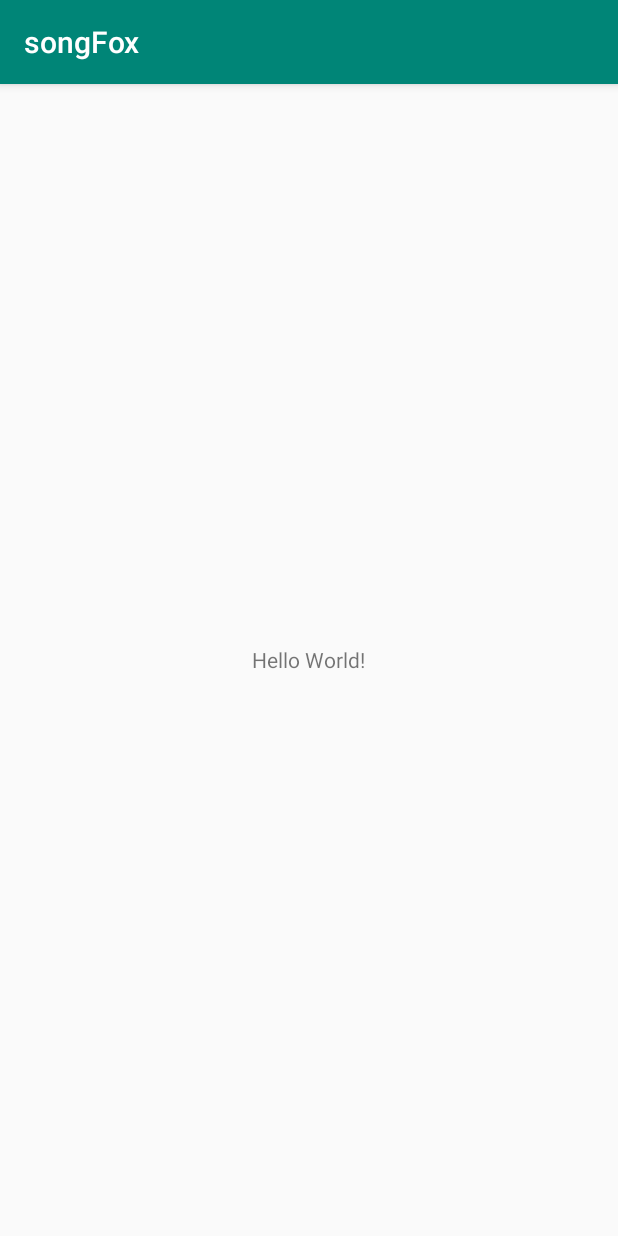
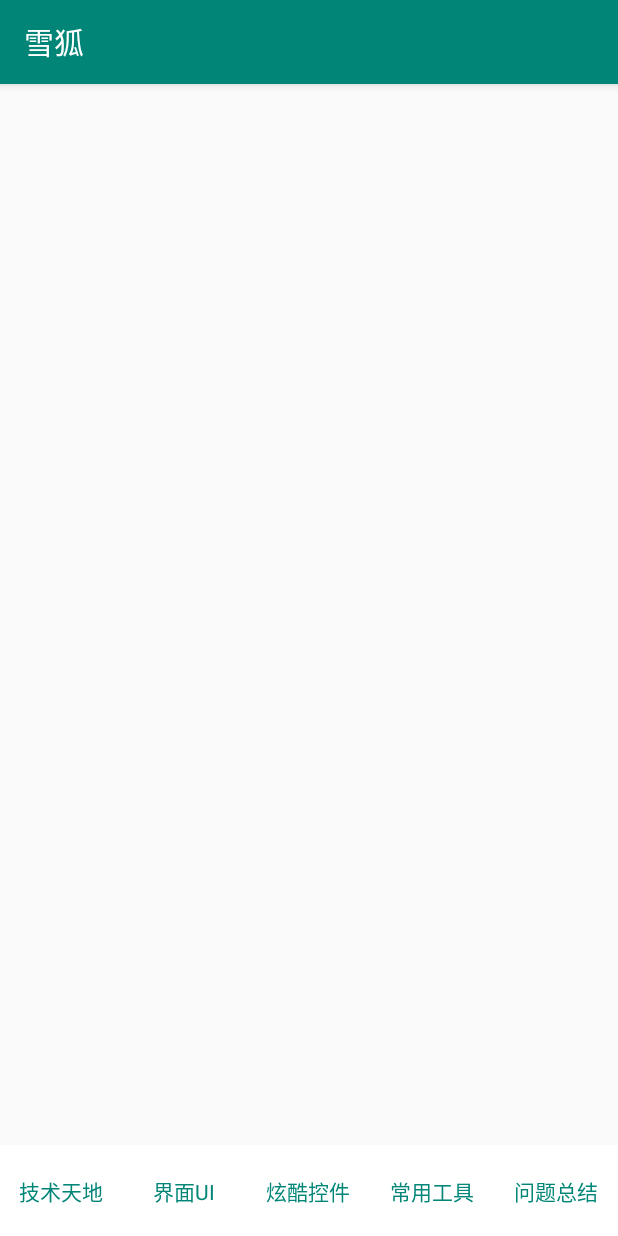
Before and after one commit to CheckTiger/songFox, an Android app: the screen it shows after launch (MainActivity), on a phone screen of 412 x 824 dp. Run offline under Robolectric (Android 15) with nearby library versions, the phone set to English and light mode, and no system bars.

Commit message:
提交底部导航栏文件

```diff
--- a/app/build.gradle
+++ b/app/build.gradle
@@ -16,6 +16,12 @@ android {
             proguardFiles getDefaultProguardFile('proguard-android-optimize.txt'), 'proguard-rules.pro'
         }
     }
+
+    compileOptions {
+        sourceCompatibility JavaVersion.VERSION_1_8
+        targetCompatibility JavaVersion.VERSION_1_8
+    }
+
 }
 
 dependencies {
--- a/app/src/main/AndroidManifest.xml
+++ b/app/src/main/AndroidManifest.xml
@@ -1,5 +1,6 @@
 <?xml version="1.0" encoding="utf-8"?>
 <manifest xmlns:android="http://schemas.android.com/apk/res/android"
+    xmlns:tools="http://schemas.android.com/tools"
     package="cn.sxh.songfox">
 
     <application
@@ -8,6 +9,8 @@
         android:label="@string/app_name"
         android:roundIcon="@mipmap/ic_launcher_round"
         android:supportsRtl="true"
+        tools:replace="android:appComponentFactory"
+        android:appComponentFactory=""
         android:theme="@style/AppTheme">
         <activity android:name=".MainActivity">
             <intent-filter>
--- a/app/src/main/java/cn/sxh/songfox/MainActivity.java
+++ b/app/src/main/java/cn/sxh/songfox/MainActivity.java
@@ -1,13 +1,70 @@
 package cn.sxh.songfox;
 
+import android.os.Bundle;
+import android.support.v4.app.FragmentTransaction;
 import android.support.v7.app.AppCompatActivity;
-import android.os.Bundle;
+import android.util.Log;
+import android.widget.RadioGroup;
 
-public class MainActivity extends AppCompatActivity {
+
+public class MainActivity extends AppCompatActivity implements RadioGroup.OnCheckedChangeListener {
+
+    RadioGroup rg;
+    private FragmentTransaction mTransaction;
 
     @Override
     protected void onCreate(Bundle savedInstanceState) {
         super.onCreate(savedInstanceState);
         setContentView(R.layout.activity_main);
+        initView();
+    }
+
+    private void initView() {
+        setTabSelectFragment(0);
+        rg = findViewById(R.id.rg);
+        rg.setOnCheckedChangeListener(this);
+    }
+
+    private void setTabSelectFragment(int index) {
+        mTransaction = getSupportFragmentManager().beginTransaction();
+        switch (index) {
+            case 0:
+                Log.e("sxh","setTabSelectFragment: --------->>>>>"+index);
+                break;
+            case 1:
+                Log.e("sxh","setTabSelectFragment: --------->>>>>"+index);
+                break;
+            case 2:
+                Log.e("sxh","setTabSelectFragment: --------->>>>>"+index);
+                break;
+            case 3:
+                Log.e("sxh","setTabSelectFragment: --------->>>>>"+index);
+                break;
+            case 4:
+                Log.e("sxh","setTabSelectFragment: --------->>>>>"+index);
+                break;
+        }
+        mTransaction.commit();
+    }
+
+    @Override
+    public void onCheckedChanged(RadioGroup group, int checkedId) {
+        switch (checkedId) {
+            case R.id.technology_zone:
+                setTabSelectFragment(0);
+                break;
+            case R.id.technology_ui:
+                setTabSelectFragment(1);
+                break;
+            case R.id.technology_widget:
+                setTabSelectFragment(2);
+                break;
+            case R.id.technology_tools:
+                setTabSelectFragment(3);
+                break;
+            case R.id.technology_question:
+                setTabSelectFragment(4);
+                break;
+        }
     }
 }
--- a/app/src/main/res/layout/activity_main.xml
+++ b/app/src/main/res/layout/activity_main.xml
@@ -3,12 +3,18 @@
     xmlns:tools="http://schemas.android.com/tools"
     android:layout_width="match_parent"
     android:layout_height="match_parent"
-    android:gravity="center"
+    android:orientation="vertical"
+    android:fitsSystemWindows="true"
     tools:context=".MainActivity">
+    <FrameLayout
+        android:id="@+id/home_content"
+        android:layout_width="match_parent"
+        android:layout_height="0dp"
+        android:layout_weight="1"/>
+    <View
+        android:layout_width="match_parent"
+        android:layout_height="1px"
+        android:background="@color/white"/>
 
-    <TextView
-        android:layout_width="wrap_content"
-        android:layout_height="wrap_content"
-        android:text="Hello World!" />
-
+    <include layout="@layout/main_bottom_radiobutton" />
 </LinearLayout>
--- /dev/null
+++ b/app/src/main/res/layout/main_bottom_radiobutton.xml
@@ -0,0 +1,77 @@
+<?xml version="1.0" encoding="utf-8"?>
+<LinearLayout
+    xmlns:android="http://schemas.android.com/apk/res/android"
+    android:orientation="vertical"
+    android:layout_width="match_parent"
+    android:layout_height="60dp">
+    <RadioGroup
+        android:id="@+id/rg"
+        android:layout_width="match_parent"
+        android:layout_height="match_parent"
+        android:orientation="horizontal"
+        android:background="@color/white">
+
+        <RadioButton
+            android:id="@+id/technology_zone"
+            android:layout_width="0dp"
+            android:layout_height="match_parent"
+            android:layout_weight="1"
+            android:layout_marginTop="5dp"
+            android:layout_marginBottom="5dp"
+            android:button="@null"
+            android:checked="true"
+            android:gravity="center"
+            android:textColor="@color/colorPrimary"
+            android:text="@string/technology_zone"/>
+
+        <RadioButton
+            android:id="@+id/technology_ui"
+            android:layout_width="0dp"
+            android:layout_height="match_parent"
+            android:layout_weight="1"
+            android:layout_marginTop="5dp"
+            android:layout_marginBottom="5dp"
+            android:button="@null"
+            android:gravity="center"
+            android:textColor="@color/colorPrimary"
+            android:text="@string/technology_ui"/>
+
+        <RadioButton
+            android:id="@+id/technology_widget"
+            android:layout_width="0dp"
+            android:layout_height="match_parent"
+            android:layout_weight="1"
+            android:layout_marginTop="5dp"
+            android:layout_marginBottom="5dp"
+            android:button="@null"
+            android:gravity="center"
+            android:textColor="@color/colorPrimary"
+            android:text="@string/technology_widget"/>
+
+        <RadioButton
+            android:id="@+id/technology_tools"
+            android:layout_width="0dp"
+            android:layout_height="match_parent"
+            android:layout_weight="1"
+            android:layout_marginTop="5dp"
+            android:layout_marginBottom="5dp"
+            android:button="@null"
+            android:gravity="center"
+            android:textColor="@color/colorPrimary"
+            android:text="@string/technology_tools"/>
+
+        <RadioButton
+            android:id="@+id/technology_question"
+            android:layout_width="0dp"
+            android:layout_height="match_parent"
+            android:layout_weight="1"
+            android:layout_marginTop="5dp"
+            android:layout_marginBottom="5dp"
+            android:button="@null"
+            android:gravity="center"
+            android:textColor="@color/colorPrimary"
+            android:text="@string/technology_question"/>
+
+    </RadioGroup>
+
+</LinearLayout>
--- a/app/src/main/res/values/strings.xml
+++ b/app/src/main/res/values/strings.xml
@@ -1,3 +1,14 @@
 <resources>
-    <string name="app_name">songFox</string>
+    <string name="app_name">雪狐</string>
+    <string name="technology_zone">技术天地</string>
+    <string name="technology_ui">界面UI</string>
+    <string name="technology_widget">炫酷控件</string>
+    <string name="technology_tools">常用工具</string>
+    <string name="technology_question">问题总结</string>
+    <!--menu-->
+    <string name="navigation_drawer_open">Open navigation drawer</string>
+    <string name="navigation_drawer_close">Close navigation drawer</string>
+    <string name="nearOverText">即将售罄</string>
+    <string name="overText">已售罄</string>
+
 </resources>
```
Also changed, not shown: app/src/main/res/values/colors.xml (+18 -0 lines).
